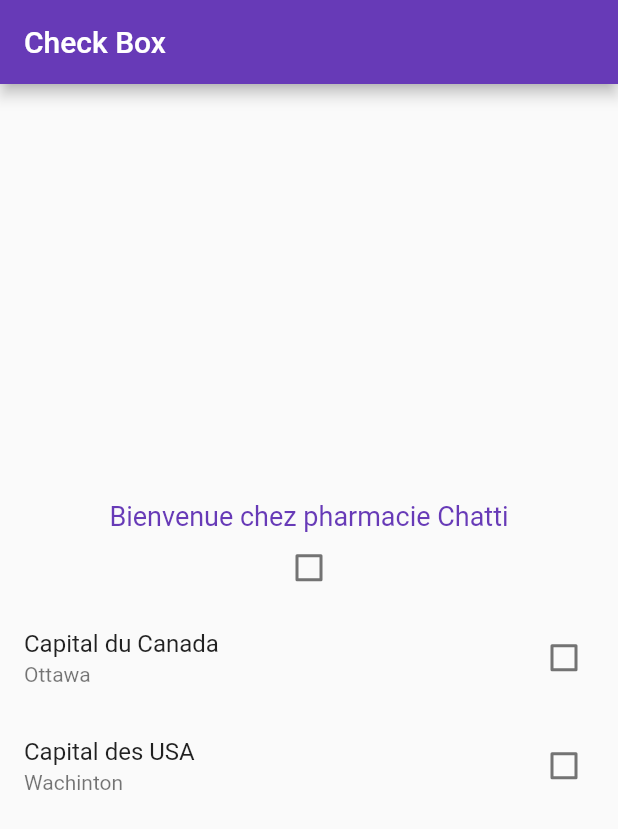
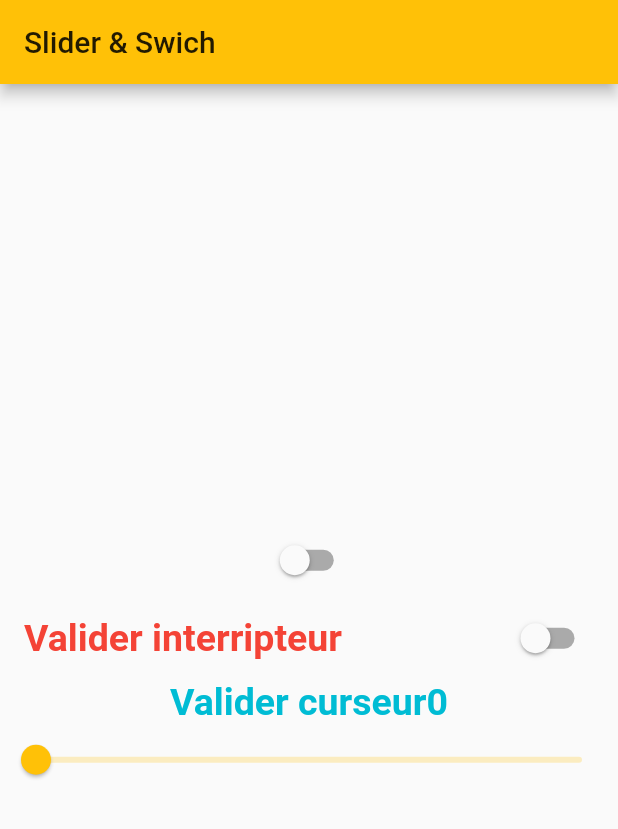
Before and after one commit to JamelChatti/NewProject, a Flutter app: the screen it shows after launch, on a phone screen of 412 x 824 dp. Shown: the top 829 px of the screen. Run offline on Flutter 3.47's test engine with Material 2 defaults, Android fonts, the phone set to English and light mode, and no system bars.

Commit message:
Slider & Swich

```diff
--- a/lib/main.dart
+++ b/lib/main.dart
@@ -8,7 +8,7 @@ class MyApp extends StatelessWidget {
     return MaterialApp(
       title: 'Flutter demo',
       theme: ThemeData(
-        primarySwatch: Colors.deepPurple,
+        primarySwatch: Colors.amber,
       ),
       home: GestionFacture(),
     );
@@ -23,7 +23,7 @@ class GestionFacture extends StatefulWidget {
 class _GestionFactureState extends State<GestionFacture> {
   bool val1 = false;
   bool val2 = false;
-  bool val3 = false;
+  double val3 = 0.0;
 
   void change1(bool s) {
     setState(() {
@@ -36,37 +36,52 @@ class _GestionFactureState extends State<GestionFacture> {
       val2 = t;
     });
   }
-  void change3(bool z) {
+
+  void change3(double z) {
     setState(() {
       val3 = z;
     });
   }
-
 
   @override
   @override
   Widget build(BuildContext context) {
     return Scaffold(
         appBar: AppBar(
-          title: Text('Check Box'),
+          title: Text('Slider & Swich'),
         ),
         body: Center(
           child: Column(
             mainAxisAlignment: MainAxisAlignment.center,
             children: <Widget>[
+              Switch(
+                value: val1,
+                onChanged: change1,
+                activeColor: Colors.green,
+              ),
+              SwitchListTile(
+                value: val2,
+                onChanged: change2,
+                activeColor: Colors.red,
+                title: Text(
+                  'Valider interripteur',
+                  style: TextStyle(
+                      color: Colors.red,
+                      fontSize: 25,
+                      fontWeight: FontWeight.bold),
+                ),
+              ),
               Text(
-                'Bienvenue chez pharmacie Chatti',
-                style: TextStyle(fontSize: 18, color: Colors.deepPurple),
+                'Valider curseur${(val3*100).round()}',
+                style: TextStyle(
+                    fontSize: 25,
+                    color: Colors.cyan,
+                    fontWeight: FontWeight.bold),
               ),
-              Checkbox(value:val1 ,onChanged: change1,),
-              CheckboxListTile(value: val2,onChanged: change2,
-              title: Text('Capital du Canada') ,
-              controlAffinity: ListTileControlAffinity.trailing ,
-              subtitle: Text('Ottawa'),),
-              CheckboxListTile(value: val3,onChanged: change3,
-                title: Text('Capital des USA') ,
-                controlAffinity: ListTileControlAffinity.trailing ,
-                subtitle: Text('Wachinton'),)
+              Slider(
+                value: val3,
+                onChanged: change3,
+              )
             ],
           ),
         ));
```
